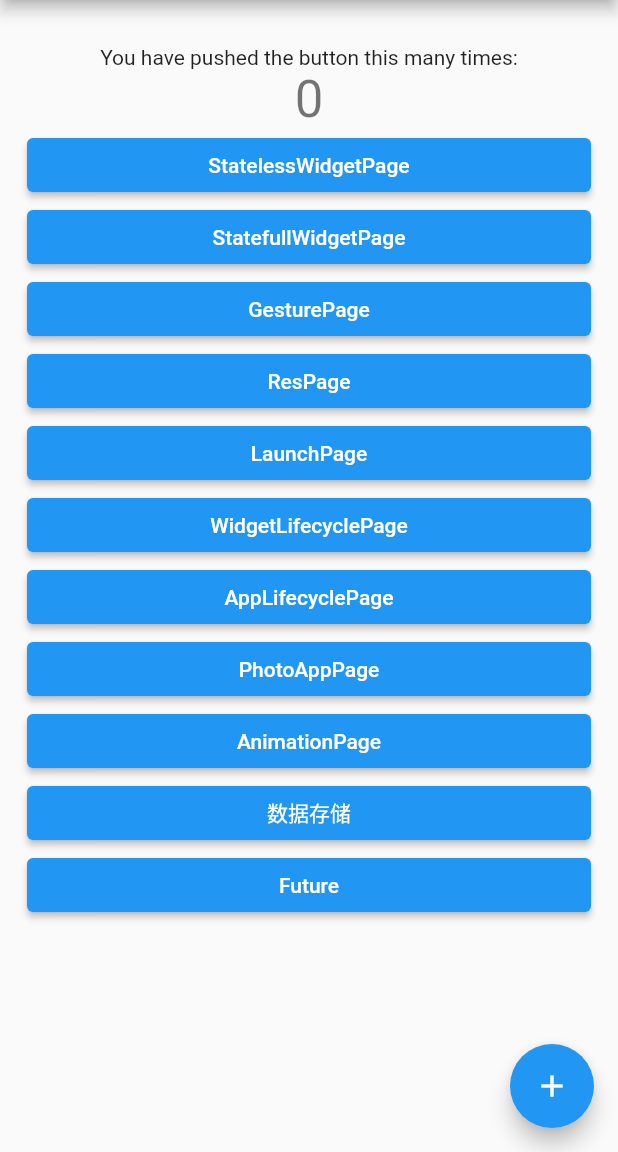
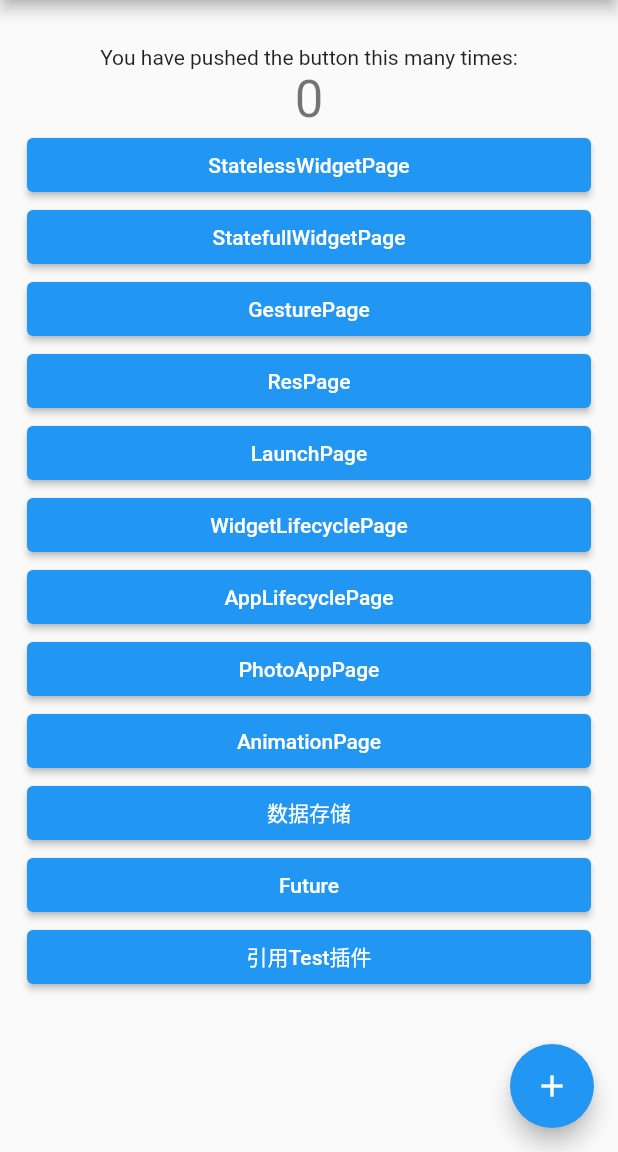
Before and after one commit to lurenman/flutter_app, a Flutter app: the screen it shows after launch, on a phone screen of 412 x 824 dp, the part 84-1236 px from its top. Run offline on Flutter 3.47's test engine with Material 2 defaults, Android fonts, the phone set to English and light mode, and no system bars; our stand-ins replace fluttertoast, image_picker, shared_preferences; missing offline and left inert: flutter_color_plugin, flutter_plugin_test.

Commit message:
添加插件引用测试

```diff
--- a/lib/main.dart
+++ b/lib/main.dart
@@ -1,6 +1,7 @@
 import 'package:flutter/material.dart';
 import 'package:flutter_app/learn/page/AppLifecyclePage.dart';
 import 'package:flutter_app/learn/page/PhotoAppPage.dart';
+import 'package:flutter_app/learn/page/TestPluginPage.dart';
 import 'package:flutter_color_plugin/flutter_color_plugin.dart';
 
 import 'learn/page/DataStoragePage.dart';
@@ -245,6 +246,21 @@ class _MyHomePageState extends State<MyHomePage> {
                           style: TextStyle(color: Colors.white),
                         )),
                   ),
+                  SizedBox(
+                    width: double.infinity,
+                    child: ElevatedButton(
+                        style: ElevatedButton.styleFrom(),
+                        onPressed: () {
+                          Navigator.push(
+                              context,
+                              MaterialPageRoute(
+                                  builder: (context) => TestPluginPage()));
+                        },
+                        child: Text(
+                          "引用Test插件",
+                          style: TextStyle(color: Colors.white),
+                        )),
+                  ),
                 ],
               ),
             ],
```
Also changed, not shown: lib/learn/page/TestPluginPage.dart (added, +73 -0 lines), pubspec.yaml (+8 -0 lines), pubspec.lock, 1 other file.
